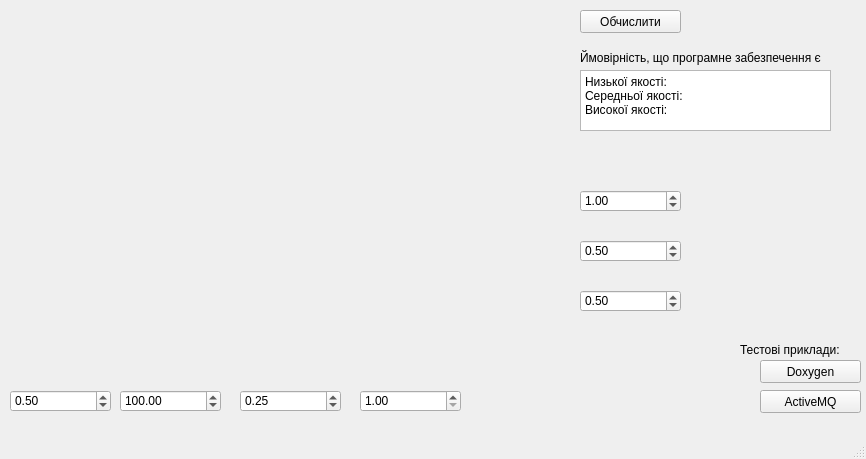
This is forms/software-quality-model.ui in CDovgal/software-quality-model as Qt 5 draws it before an edit. The edited form follows.
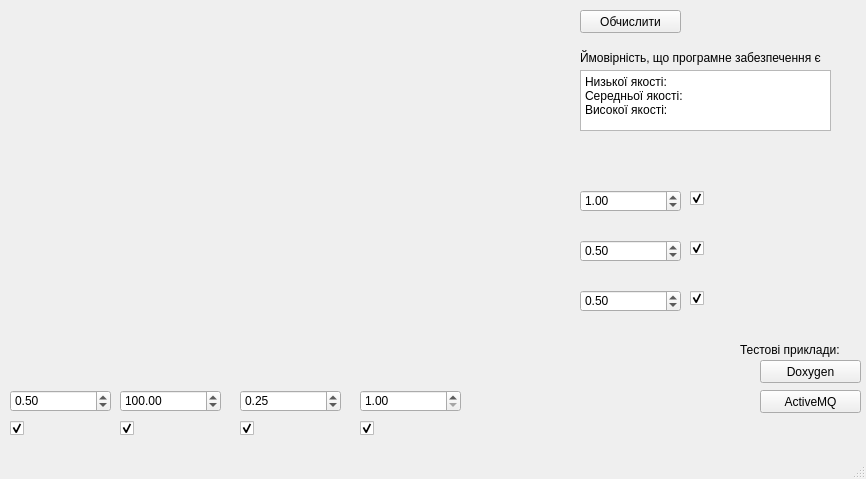
This is the edited form. Icons and pictures are not drawn.

Commit message: Add checkboxes for metrics

Diff of the .ui file:
```diff
--- a/forms/software-quality-model.ui
+++ b/forms/software-quality-model.ui
@@ -7,7 +7,7 @@
     <x>0</x>
     <y>0</y>
     <width>866</width>
-    <height>459</height>
+    <height>479</height>
    </rect>
   </property>
   <property name="windowTitle">
@@ -259,6 +259,118 @@
      <string>Тестові приклади:</string>
     </property>
    </widget>
+   <widget class="QCheckBox" name="mp_use_lcom4">
+    <property name="geometry">
+     <rect>
+      <x>690</x>
+      <y>190</y>
+      <width>21</width>
+      <height>17</height>
+     </rect>
+    </property>
+    <property name="text">
+     <string/>
+    </property>
+    <property name="checked">
+     <bool>true</bool>
+    </property>
+   </widget>
+   <widget class="QCheckBox" name="mp_use_coupling">
+    <property name="geometry">
+     <rect>
+      <x>690</x>
+      <y>240</y>
+      <width>21</width>
+      <height>17</height>
+     </rect>
+    </property>
+    <property name="text">
+     <string/>
+    </property>
+    <property name="checked">
+     <bool>true</bool>
+    </property>
+   </widget>
+   <widget class="QCheckBox" name="mp_use_comment">
+    <property name="geometry">
+     <rect>
+      <x>690</x>
+      <y>290</y>
+      <width>21</width>
+      <height>17</height>
+     </rect>
+    </property>
+    <property name="text">
+     <string/>
+    </property>
+    <property name="checked">
+     <bool>true</bool>
+    </property>
+   </widget>
+   <widget class="QCheckBox" name="mp_use_cyclomatic">
+    <property name="geometry">
+     <rect>
+      <x>360</x>
+      <y>420</y>
+      <width>21</width>
+      <height>17</height>
+     </rect>
+    </property>
+    <property name="text">
+     <string/>
+    </property>
+    <property name="checked">
+     <bool>true</bool>
+    </property>
+   </widget>
+   <widget class="QCheckBox" name="mp_use_testcoverage">
+    <property name="geometry">
+     <rect>
+      <x>240</x>
+      <y>420</y>
+      <width>21</width>
+      <height>17</height>
+     </rect>
+    </property>
+    <property name="text">
+     <string/>
+    </property>
+    <property name="checked">
+     <bool>true</bool>
+    </property>
+   </widget>
+   <widget class="QCheckBox" name="mp_use_module_size">
+    <property name="geometry">
+     <rect>
+      <x>120</x>
+      <y>420</y>
+      <width>21</width>
+      <height>17</height>
+     </rect>
+    </property>
+    <property name="text">
+     <string/>
+    </property>
+    <property name="checked">
+     <bool>true</bool>
+    </property>
+   </widget>
+   <widget class="QCheckBox" name="mp_use_dsqi">
+    <property name="geometry">
+     <rect>
+      <x>10</x>
+      <y>420</y>
+      <width>21</width>
+      <height>17</height>
+     </rect>
+    </property>
+    <property name="text">
+     <string/>
+    </property>
+    <property name="checked">
+     <bool>true</bool>
+    </property>
+   </widget>
   </widget>
   <widget class="QMenuBar" name="menubar">
    <property name="geometry">
```
Left out of the diff: 2 changed lines with no effect on the pictures. The commit also changes 1 other file.
